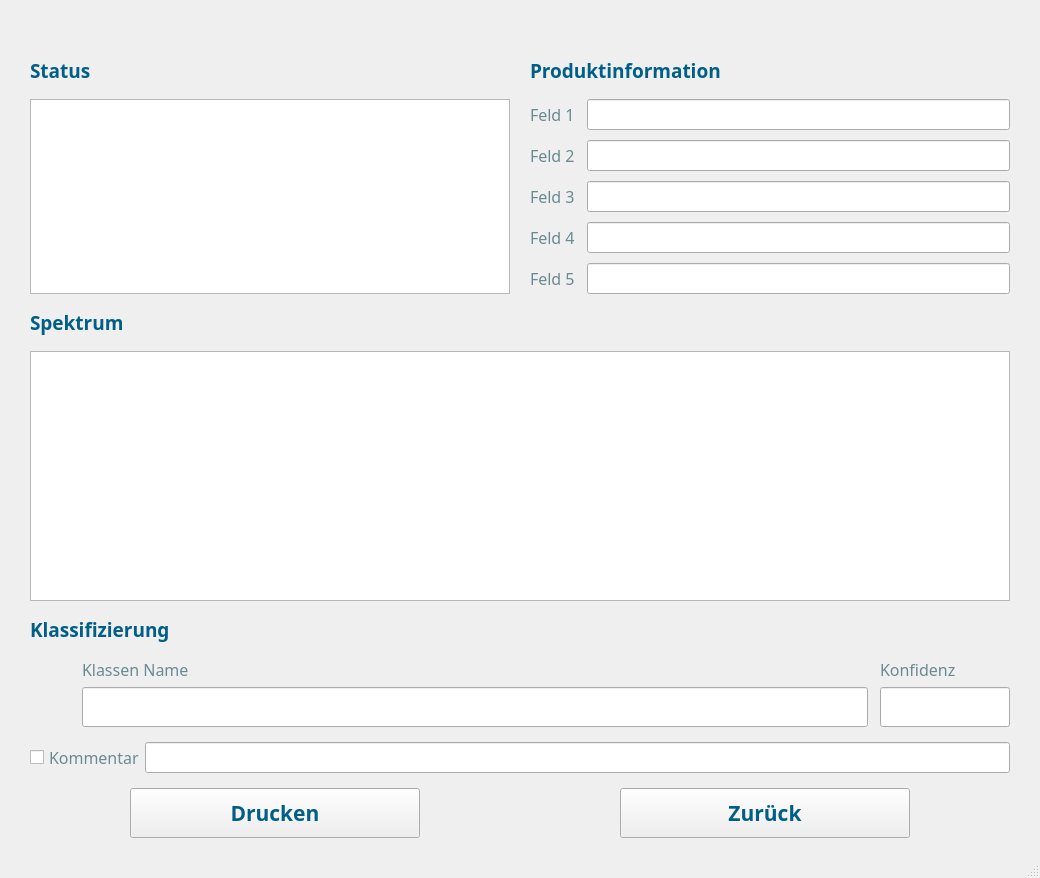
fabianjaeger1/Phydent-App, file UI_Files/measurement.ui: the form before one commit.
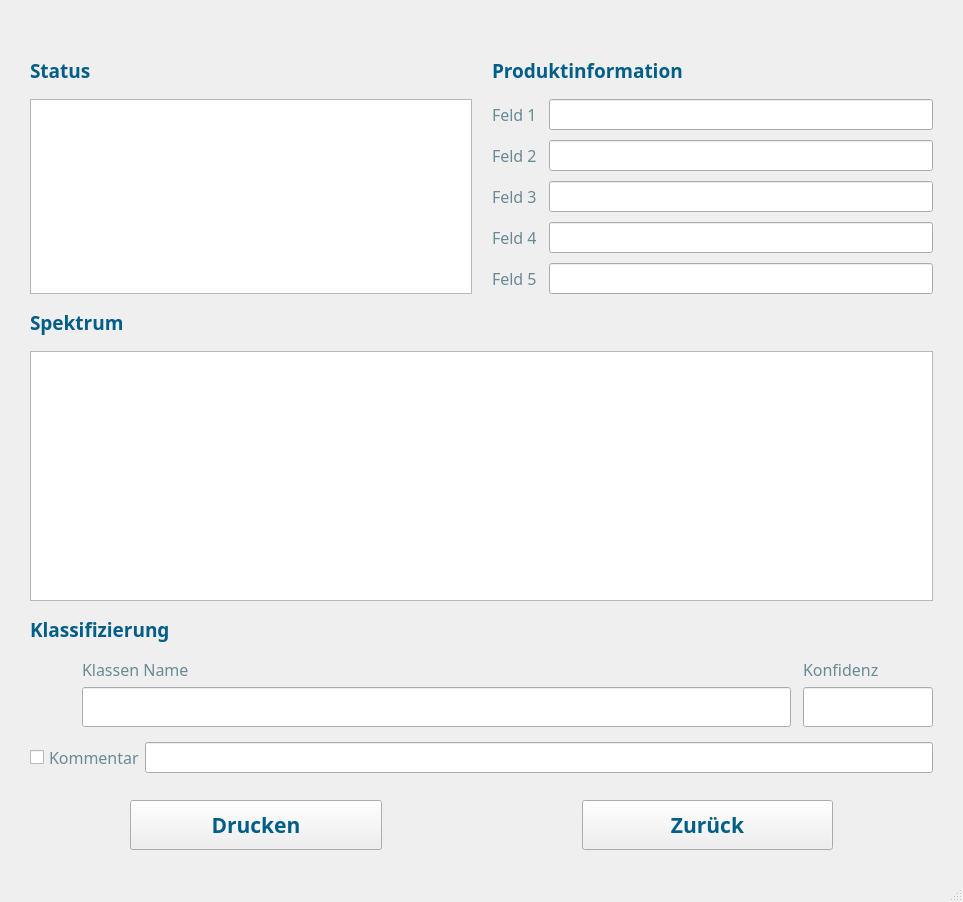
The form after the commit. Icons and pictures are not drawn. Custom widgets are drawn as their Qt base class.

Commit message: Added Data extraction to measurement

What changed in the file:
```diff
--- a/UI_Files/measurement.ui
+++ b/UI_Files/measurement.ui
@@ -6,8 +6,8 @@
    <rect>
     <x>0</x>
     <y>0</y>
-    <width>1040</width>
-    <height>861</height>
+    <width>963</width>
+    <height>902</height>
    </rect>
   </property>
   <property name="font">
@@ -165,7 +165,7 @@
        </widget>
       </item>
       <item row="1" column="0">
-       <widget class="QPlainTextEdit" name="logPrompt"/>
+       <widget class="QTextEdit" name="logPrompt"/>
       </item>
      </layout>
     </item>
@@ -395,6 +395,19 @@
       </item>
      </layout>
     </item>
+    <item>
+     <spacer name="verticalSpacer_2">
+      <property name="orientation">
+       <enum>Qt::Vertical</enum>
+      </property>
+      <property name="sizeHint" stdset="0">
+       <size>
+        <width>20</width>
+        <height>40</height>
+       </size>
+      </property>
+     </spacer>
+    </item>
     <item>
      <layout class="QHBoxLayout" name="buttonsection">
       <property name="spacing">
@@ -489,6 +502,13 @@
   </widget>
   <widget class="QStatusBar" name="statusbar"/>
  </widget>
+ <customwidgets>
+  <customwidget>
+   <class>plotwidget</class>
+   <extends>QGraphicsView</extends>
+   <header>pyqtgraph.h</header>
+  </customwidget>
+ </customwidgets>
  <tabstops>
   <tabstop>productlabel1edit</tabstop>
   <tabstop>productlabel2edit</tabstop>
```
Left out of the diff: 4 changed lines with no effect on the pictures. The commit also changes 6 other files.
